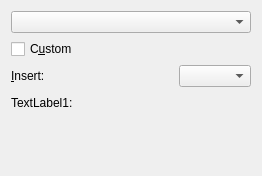
Old version of the form libs/kotext/timedateformatwidget.ui in the repository KDE/krita.
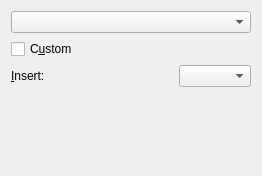
New version of the form. Custom widgets are drawn as their Qt base class.

Commit message:
remove placeholder texts from ui files
CMAIL: koffice-devel@kde.org

Patch:
```diff
--- a/libs/kotext/timedateformatwidget.ui
+++ b/libs/kotext/timedateformatwidget.ui
@@ -119,7 +119,7 @@
        <item>
         <widget class="QLabel" name="label_correction" >
          <property name="text" >
-          <string>TextLabel1:</string>
+          <string/>
          </property>
         </widget>
        </item>
```
The commit also changes 2 other files.
